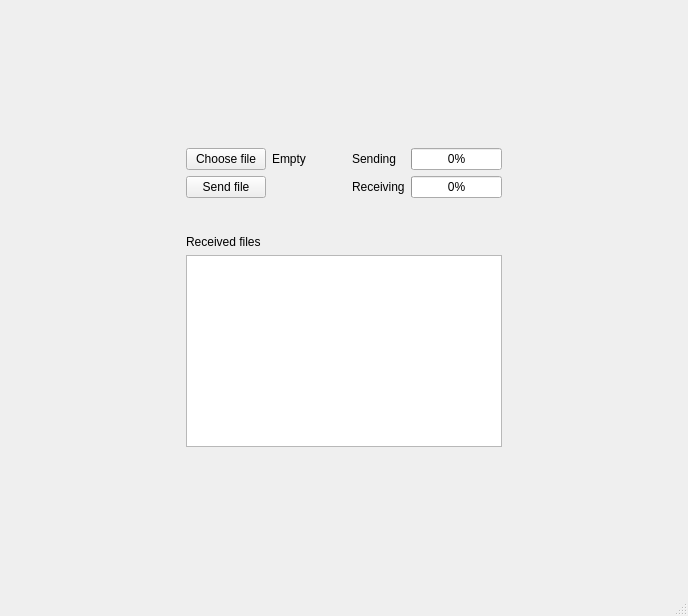
Above: DropperClient/mainwindow.ui from movavok/QFileDropper before the change. Below: the same form after it.
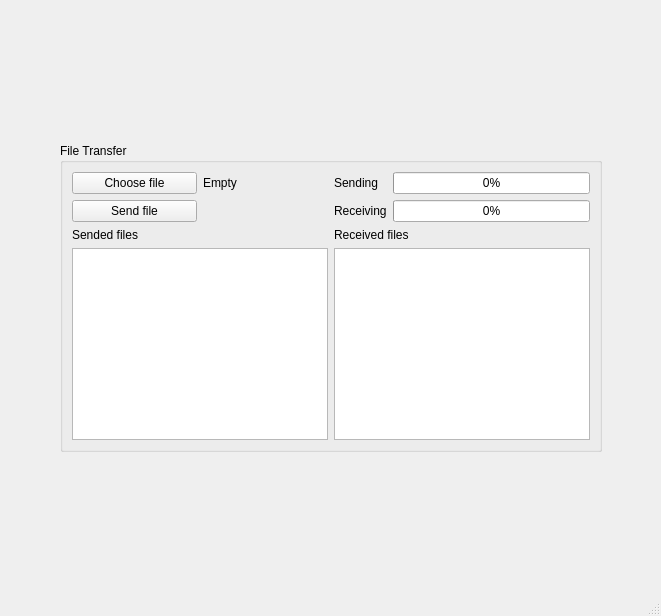
That is the form after the change. The open tabs and pages were chosen to show the change.

The edit to the form file:
```diff
--- a/DropperClient/mainwindow.ui
+++ b/DropperClient/mainwindow.ui
@@ -6,7 +6,7 @@
    <rect>
     <x>0</x>
     <y>0</y>
-    <width>688</width>
+    <width>661</width>
     <height>616</height>
    </rect>
   </property>
@@ -20,7 +20,7 @@
    <string>MainWindow</string>
   </property>
   <widget class="QWidget" name="centralwidget">
-   <layout class="QVBoxLayout" name="verticalLayout">
+   <layout class="QVBoxLayout" name="verticalLayout_13">
     <item>
      <widget class="QStackedWidget" name="stackedWidget">
       <property name="minimumSize">
@@ -136,7 +136,7 @@
        </layout>
       </widget>
       <widget class="QWidget" name="p_transferring">
-       <layout class="QVBoxLayout" name="verticalLayout_10">
+       <layout class="QVBoxLayout" name="verticalLayout_9">
         <item>
          <spacer name="verticalSpacer_6">
           <property name="orientation">
@@ -144,14 +144,14 @@
           </property>
           <property name="sizeHint" stdset="0">
            <size>
-            <width>20</width>
-            <height>92</height>
+            <width>17</width>
+            <height>90</height>
            </size>
           </property>
          </spacer>
         </item>
         <item>
-         <layout class="QHBoxLayout" name="horizontalLayout_8">
+         <layout class="QHBoxLayout" name="horizontalLayout_5">
           <item>
            <spacer name="horizontalSpacer_4">
             <property name="orientation">
@@ -166,81 +166,100 @@
            </spacer>
           </item>
           <item>
-           <layout class="QVBoxLayout" name="verticalLayout_9">
-            <item>
-             <layout class="QHBoxLayout" name="horizontalLayout_7">
-              <item>
-               <layout class="QVBoxLayout" name="verticalLayout_6">
+           <widget class="QGroupBox" name="gb_fileTransfer">
+            <property name="title">
+             <string>File Transfer</string>
+            </property>
+            <layout class="QVBoxLayout" name="verticalLayout_15">
                 <item>
                  <layout class="QHBoxLayout" name="horizontalLayout_4">
                   <item>
-                   <widget class="QPushButton" name="b_chooseFile">
+                <layout class="QVBoxLayout" name="verticalLayout_14">
+                 <item>
+                  <layout class="QHBoxLayout" name="horizontalLayout_6">
+                   <item>
+                    <layout class="QVBoxLayout" name="verticalLayout_7">
+                     <item>
+                      <widget class="QPushButton" name="b_chooseFile_2">
                     <property name="text">
                      <string>Choose file</string>
                     </property>
                    </widget>
                   </item>
                   <item>
+                      <widget class="QPushButton" name="b_sendFile_2">
+                       <property name="text">
+                        <string>Send file</string>
+                       </property>
+                      </widget>
+                     </item>
+                    </layout>
+                   </item>
+                   <item>
+                    <layout class="QVBoxLayout" name="verticalLayout_8">
+                     <item>
                    <widget class="QLabel" name="l_fileName">
                     <property name="text">
                      <string>Empty</string>
                     </property>
                    </widget>
                   </item>
-                 </layout>
-                </item>
+                     <item>
+                      <widget class="QLabel" name="l_empty3">
+                       <property name="text">
+                        <string/>
+                       </property>
+                      </widget>
+                     </item>
+                    </layout>
+                   </item>
+                  </layout>
+                 </item>
                 <item>
-                 <layout class="QHBoxLayout" name="horizontalLayout_6">
+                  <layout class="QVBoxLayout" name="verticalLayout_6">
                   <item>
-                   <widget class="QPushButton" name="b_sendFile">
+                    <widget class="QLabel" name="l_receivedFiles_2">
                     <property name="text">
-                     <string>Send file</string>
+                      <string>Sended files</string>
                     </property>
                    </widget>
                   </item>
                   <item>
-                   <spacer name="horizontalSpacer_5">
-                    <property name="orientation">
-                     <enum>Qt::Orientation::Horizontal</enum>
-                    </property>
-                    <property name="sizeHint" stdset="0">
-                     <size>
-                      <width>40</width>
-                      <height>20</height>
-                     </size>
-                    </property>
-                   </spacer>
+                    <widget class="QTextEdit" name="te_receivedFiles_2">
+                     <property name="readOnly">
+                      <bool>true</bool>
+                     </property>
+                     <property name="html">
+                      <string>&lt;!DOCTYPE HTML PUBLIC &quot;-//W3C//DTD HTML 4.0//EN&quot; &quot;http://www.w3.org/TR/REC-html40/strict.dtd&quot;&gt;
+&lt;html&gt;&lt;head&gt;&lt;meta name=&quot;qrichtext&quot; content=&quot;1&quot; /&gt;&lt;meta charset=&quot;utf-8&quot; /&gt;&lt;style type=&quot;text/css&quot;&gt;
+p, li { white-space: pre-wrap; }
+hr { height: 1px; border-width: 0; }
+li.unchecked::marker { content: &quot;\2610&quot;; }
+li.checked::marker { content: &quot;\2612&quot;; }
+&lt;/style&gt;&lt;/head&gt;&lt;body style=&quot; font-family:'Segoe UI'; font-size:9pt; font-weight:400; font-style:normal;&quot;&gt;
+&lt;p style=&quot;-qt-paragraph-type:empty; margin-top:0px; margin-bottom:0px; margin-left:0px; margin-right:0px; -qt-block-indent:0; text-indent:0px;&quot;&gt;&lt;br /&gt;&lt;/p&gt;&lt;/body&gt;&lt;/html&gt;</string>
+                     </property>
+                    </widget>
                   </item>
                  </layout>
                 </item>
                </layout>
               </item>
               <item>
-               <spacer name="horizontalSpacer_3">
-                <property name="orientation">
-                 <enum>Qt::Orientation::Horizontal</enum>
-                </property>
-                <property name="sizeHint" stdset="0">
-                 <size>
-                  <width>40</width>
-                  <height>20</height>
-                 </size>
-                </property>
-               </spacer>
-              </item>
+                <layout class="QVBoxLayout" name="verticalLayout_10">
               <item>
-               <layout class="QHBoxLayout" name="horizontalLayout_5">
+                  <layout class="QHBoxLayout" name="horizontalLayout_14">
                 <item>
-                 <layout class="QVBoxLayout" name="verticalLayout_7">
+                    <layout class="QVBoxLayout" name="verticalLayout_16">
                   <item>
-                   <widget class="QLabel" name="l_sending">
+                      <widget class="QLabel" name="l_sending_2">
                     <property name="text">
                      <string>Sending </string>
                     </property>
                    </widget>
                   </item>
                   <item>
-                   <widget class="QLabel" name="l_receiving">
+                      <widget class="QLabel" name="l_receiving_2">
                     <property name="text">
                      <string>Receiving</string>
                     </property>
@@ -249,16 +268,16 @@
                  </layout>
                 </item>
                 <item>
-                 <layout class="QVBoxLayout" name="verticalLayout_5">
+                    <layout class="QVBoxLayout" name="verticalLayout_17">
                   <item>
-                   <widget class="QProgressBar" name="pb_sending">
+                      <widget class="QProgressBar" name="pb_sending_2">
                     <property name="value">
                      <number>0</number>
                     </property>
                    </widget>
                   </item>
                   <item>
-                   <widget class="QProgressBar" name="pb_receiving">
+                      <widget class="QProgressBar" name="pb_receiving_2">
                     <property name="autoFillBackground">
                      <bool>false</bool>
                     </property>
@@ -277,32 +296,17 @@
                 </item>
                </layout>
               </item>
-             </layout>
-            </item>
             <item>
-             <spacer name="verticalSpacer_4">
-              <property name="orientation">
-               <enum>Qt::Orientation::Vertical</enum>
-              </property>
-              <property name="sizeHint" stdset="0">
-               <size>
-                <width>17</width>
-                <height>31</height>
-               </size>
-              </property>
-             </spacer>
-            </item>
+                  <layout class="QVBoxLayout" name="verticalLayout_5">
             <item>
-             <layout class="QVBoxLayout" name="verticalLayout_8">
-              <item>
-               <widget class="QLabel" name="l_receivedFiles">
+                    <widget class="QLabel" name="l_receivedFiles_3">
                 <property name="text">
                  <string>Received files</string>
                 </property>
                </widget>
               </item>
               <item>
-               <widget class="QTextEdit" name="te_receivedFiles">
+                    <widget class="QTextEdit" name="te_receivedFiles_3">
                 <property name="readOnly">
                  <bool>true</bool>
                 </property>
@@ -321,6 +325,11 @@
              </layout>
             </item>
            </layout>
+               </item>
+              </layout>
+             </item>
+            </layout>
+           </widget>
           </item>
           <item>
            <spacer name="horizontalSpacer_6">
@@ -344,8 +353,8 @@
           </property>
           <property name="sizeHint" stdset="0">
            <size>
-            <width>20</width>
-            <height>92</height>
+            <width>17</width>
+            <height>90</height>
            </size>
           </property>
          </spacer>
```
Left out of the diff: 112 changed lines with no effect on the pictures. Lines whose indentation alone changed are shown as unchanged.
